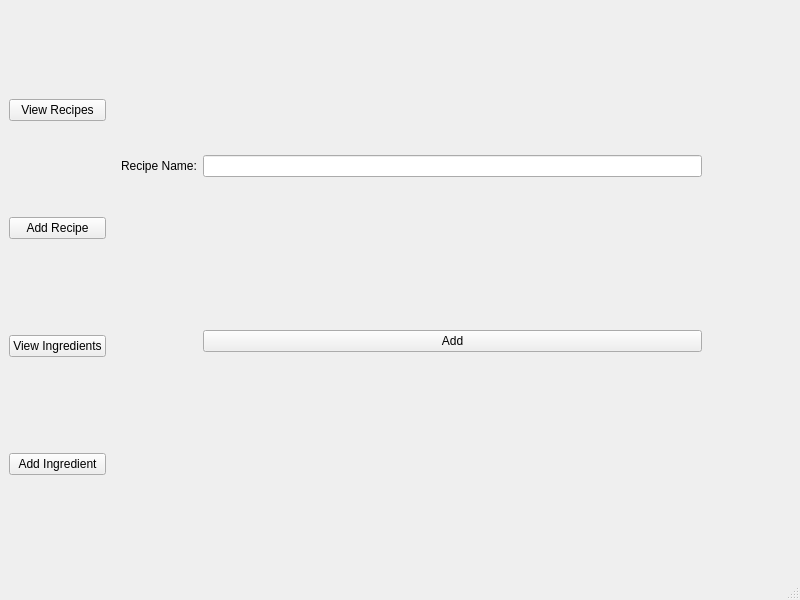
Qt form mainwindow.ui (Bourkupine/cs4076-project) before a commit.
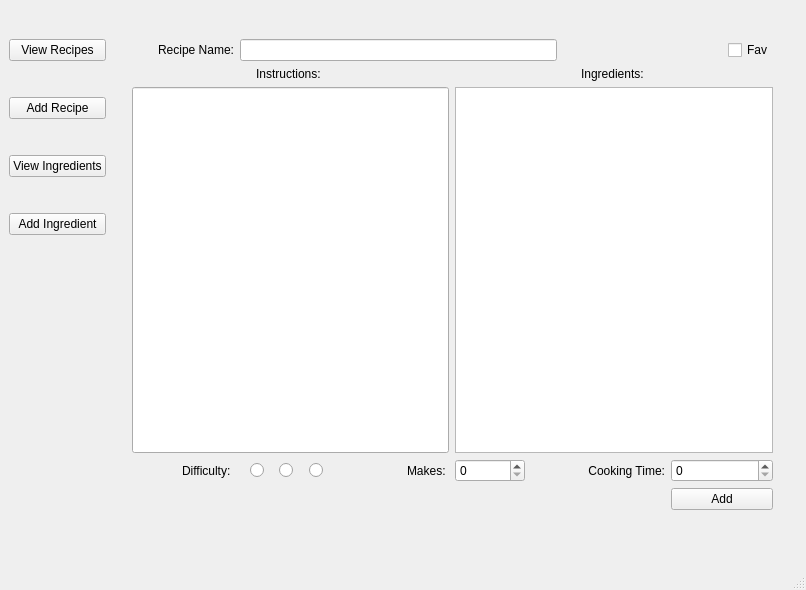
The same form after that commit. The open tabs and pages were chosen to show the change.

Diff of the .ui file:
```diff
--- a/mainwindow.ui
+++ b/mainwindow.ui
@@ -6,8 +6,8 @@
    <rect>
     <x>0</x>
     <y>0</y>
-    <width>800</width>
-    <height>600</height>
+    <width>806</width>
+    <height>590</height>
    </rect>
   </property>
   <property name="windowTitle">
@@ -19,6 +19,9 @@
      <layout class="QHBoxLayout" name="horizontalLayout">
       <item>
        <layout class="QVBoxLayout" name="verticalLayout_2">
+        <property name="bottomMargin">
+         <number>290</number>
+        </property>
         <item>
          <widget class="QPushButton" name="viewRecipes">
           <property name="text">
@@ -82,34 +85,196 @@
          <widget class="QWidget" name="gridLayoutWidget">
           <property name="geometry">
            <rect>
-            <x>9</x>
-            <y>-1</y>
-            <width>581</width>
-            <height>491</height>
+            <x>20</x>
+            <y>30</y>
+            <width>641</width>
+            <height>471</height>
            </rect>
           </property>
-          <layout class="QGridLayout" name="gridLayout">
-           <item row="0" column="1">
-            <widget class="QLineEdit" name="lineEdit">
-             <property name="text">
-              <string/>
+          <layout class="QGridLayout" name="gridLayout" columnstretch="1,1,1,1,1,1">
+           <property name="bottomMargin">
+            <number>0</number>
+           </property>
+           <property name="spacing">
+            <number>6</number>
+           </property>
+           <item row="4" column="1">
+            <layout class="QHBoxLayout" name="horizontalLayout_2">
+             <property name="leftMargin">
+              <number>10</number>
              </property>
-            </widget>
+             <property name="rightMargin">
+              <number>10</number>
+             </property>
+             <item>
+              <widget class="QRadioButton" name="Easy">
+               <property name="styleSheet">
+                <string notr="true">QRadioButton:checked{
+    color: green;
+}
+
+QRadioButton:unchecked{
+   color: grey;
+}</string>
+               </property>
+               <property name="text">
+                <string/>
+               </property>
+              </widget>
+             </item>
+             <item>
+              <widget class="QRadioButton" name="Medium">
+               <property name="styleSheet">
+                <string notr="true">QRadioButton:checked{
+    color: orange;
+}
+
+QRadioButton:unchecked{
+   color: grey;
+}</string>
+               </property>
+               <property name="text">
+                <string/>
+               </property>
+              </widget>
+             </item>
+             <item>
+              <widget class="QRadioButton" name="Hard">
+               <property name="styleSheet">
+                <string notr="true">QRadioButton:checked{
+    color: red;
+}
+
+QRadioButton:unchecked{
+   color: grey;
+}</string>
+               </property>
+               <property name="text">
+                <string/>
+               </property>
+              </widget>
+             </item>
+            </layout>
+           </item>
+           <item row="4" column="5">
+            <widget class="QSpinBox" name="spinBox"/>
            </item>
            <item row="0" column="0">
             <widget class="QLabel" name="label">
              <property name="text">
               <string>Recipe Name:</string>
              </property>
+             <property name="alignment">
+              <set>Qt::AlignRight|Qt::AlignTrailing|Qt::AlignVCenter</set>
+             </property>
             </widget>
            </item>
-           <item row="1" column="1">
+           <item row="0" column="5" alignment="Qt::AlignRight">
+            <widget class="QCheckBox" name="checkBox">
+             <property name="text">
+              <string>Fav</string>
+             </property>
+            </widget>
+           </item>
+           <item row="3" column="3" colspan="3">
+            <widget class="QListWidget" name="listWidget"/>
+           </item>
+           <item row="0" column="1" colspan="3">
+            <widget class="QLineEdit" name="lineEdit">
+             <property name="text">
+              <string/>
+             </property>
+            </widget>
+           </item>
+           <item row="4" column="4">
+            <widget class="QLabel" name="label_6">
+             <property name="text">
+              <string>Cooking Time:</string>
+             </property>
+             <property name="alignment">
+              <set>Qt::AlignRight|Qt::AlignTrailing|Qt::AlignVCenter</set>
+             </property>
+            </widget>
+           </item>
+           <item row="6" column="5">
             <widget class="QPushButton" name="createRecipe">
              <property name="text">
               <string>Add</string>
              </property>
             </widget>
            </item>
+           <item row="4" column="3" alignment="Qt::AlignLeft">
+            <widget class="QSpinBox" name="spinBox_2">
+             <property name="minimumSize">
+              <size>
+               <width>70</width>
+               <height>1</height>
+              </size>
+             </property>
+             <property name="maximumSize">
+              <size>
+               <width>1000</width>
+               <height>1000</height>
+              </size>
+             </property>
+            </widget>
+           </item>
+           <item row="1" column="3" colspan="3" alignment="Qt::AlignHCenter|Qt::AlignVCenter">
+            <widget class="QLabel" name="label_9">
+             <property name="text">
+              <string>Ingredients: </string>
+             </property>
+            </widget>
+           </item>
+           <item row="4" column="0" alignment="Qt::AlignRight">
+            <widget class="QLabel" name="label_8">
+             <property name="text">
+              <string>Difficulty: </string>
+             </property>
+            </widget>
+           </item>
+           <item row="4" column="2" alignment="Qt::AlignRight">
+            <widget class="QLabel" name="label_10">
+             <property name="text">
+              <string>Makes: </string>
+             </property>
+            </widget>
+           </item>
+           <item row="3" column="0" colspan="3">
+            <widget class="QLineEdit" name="lineEdit_3">
+             <property name="sizePolicy">
+              <sizepolicy hsizetype="Expanding" vsizetype="Expanding">
+               <horstretch>0</horstretch>
+               <verstretch>0</verstretch>
+              </sizepolicy>
+             </property>
+             <property name="minimumSize">
+              <size>
+               <width>157</width>
+               <height>24</height>
+              </size>
+             </property>
+             <property name="maximumSize">
+              <size>
+               <width>16777215</width>
+               <height>16777215</height>
+              </size>
+             </property>
+             <property name="alignment">
+              <set>Qt::AlignLeading|Qt::AlignLeft|Qt::AlignTop</set>
+             </property>
+            </widget>
+           </item>
+           <item row="1" column="0" colspan="3" alignment="Qt::AlignHCenter|Qt::AlignVCenter">
+            <widget class="QLabel" name="label_5">
+             <property name="text">
+              <string>Instructions: </string>
+             </property>
+             <property name="alignment">
+              <set>Qt::AlignRight|Qt::AlignTrailing|Qt::AlignVCenter</set>
+             </property>
+            </widget>
+           </item>
           </layout>
          </widget>
         </widget>
```
Left out of the diff: 145 changed lines with no effect on the pictures.
